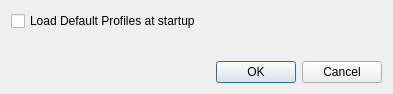
The window that src/forms/dlg_settings.ui (cbnolok/Leviathan) describes before a commit, drawn with Qt 5.
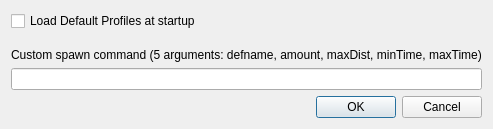
The same window after the commit.

```diff
--- a/src/forms/dlg_settings.ui
+++ b/src/forms/dlg_settings.ui
@@ -6,8 +6,8 @@
    <rect>
     <x>0</x>
     <y>0</y>
-    <width>393</width>
-    <height>94</height>
+    <width>440</width>
+    <height>129</height>
    </rect>
   </property>
   <property name="windowTitle">
@@ -16,6 +16,13 @@
   <layout class="QGridLayout" name="gridLayout_2">
    <item row="0" column="0">
     <layout class="QGridLayout" name="gridLayout">
+     <item row="2" column="0">
+      <widget class="QLabel" name="label_spawn">
+       <property name="text">
+        <string>Custom spawn command (5 arguments: defname, amount, maxDist, minTime, maxTime)</string>
+       </property>
+      </widget>
+     </item>
      <item row="1" column="0">
       <spacer name="verticalSpacer">
        <property name="orientation">
@@ -29,7 +36,7 @@
        </property>
       </spacer>
      </item>
-     <item row="2" column="0">
+     <item row="4" column="0">
       <widget class="QDialogButtonBox" name="buttonBox">
        <property name="orientation">
         <enum>Qt::Horizontal</enum>
@@ -46,6 +53,9 @@
        </property>
       </widget>
      </item>
+     <item row="3" column="0">
+      <widget class="QLineEdit" name="lineEdit_spawn"/>
+     </item>
     </layout>
    </item>
   </layout>
```
